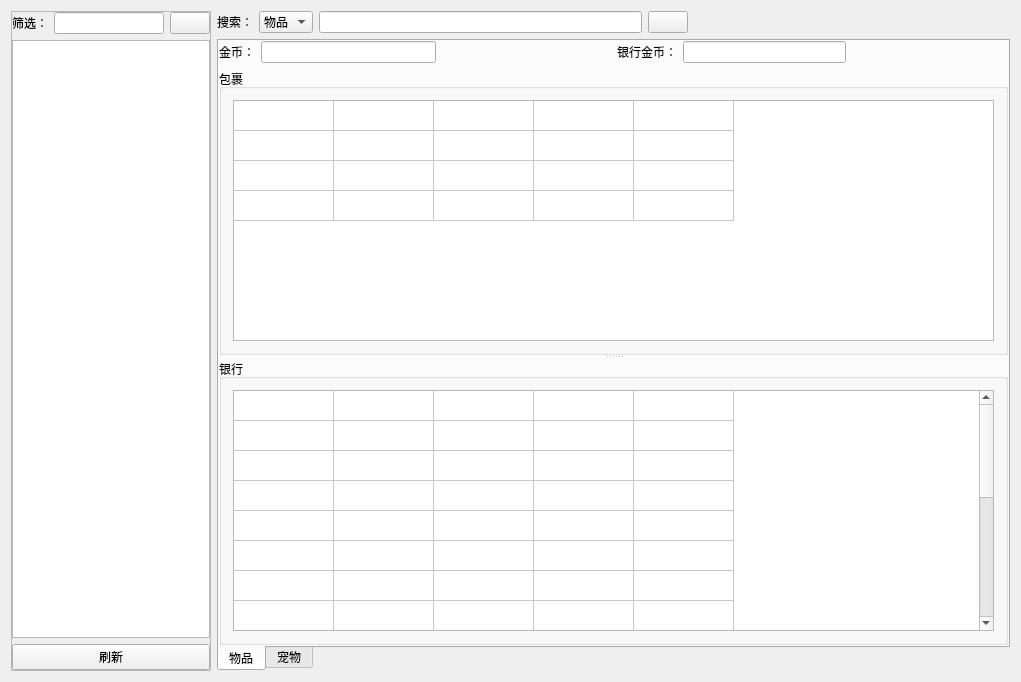
Qt form MLAssistTool/GamePlayerDataWgt.ui (HBACC0005240/MLAssist) before a commit.
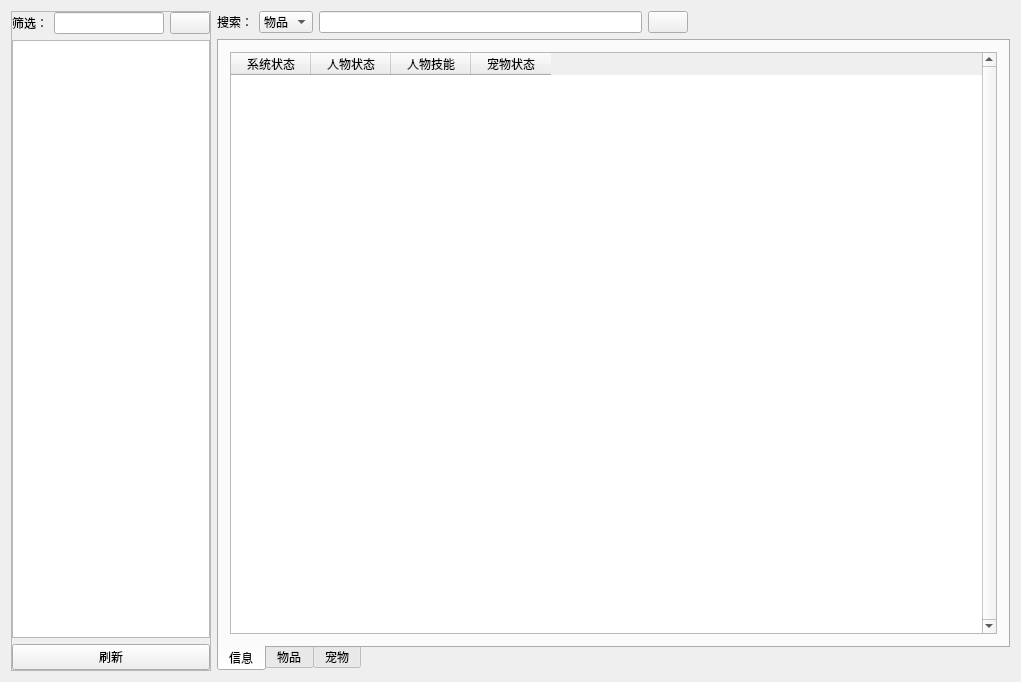
The same form after that commit. Icons and pictures are not drawn.

Commit message: 增加显示人物信息界面 技能和物品增加比对判断

```diff
--- a/MLAssistTool/GamePlayerDataWgt.ui
+++ b/MLAssistTool/GamePlayerDataWgt.ui
@@ -176,6 +176,71 @@
        <property name="currentIndex">
         <number>0</number>
        </property>
+       <widget class="QWidget" name="tab_3">
+        <attribute name="title">
+         <string>信息</string>
+        </attribute>
+        <layout class="QVBoxLayout" name="verticalLayout_11">
+         <item>
+          <widget class="QTableWidget" name="tableWidget">
+           <property name="font">
+            <font>
+             <pointsize>9</pointsize>
+             <weight>50</weight>
+             <bold>false</bold>
+            </font>
+           </property>
+           <property name="verticalScrollBarPolicy">
+            <enum>Qt::ScrollBarAlwaysOn</enum>
+           </property>
+           <property name="horizontalScrollBarPolicy">
+            <enum>Qt::ScrollBarAlwaysOff</enum>
+           </property>
+           <attribute name="horizontalHeaderMinimumSectionSize">
+            <number>25</number>
+           </attribute>
+           <attribute name="horizontalHeaderDefaultSectionSize">
+            <number>80</number>
+           </attribute>
+           <attribute name="horizontalHeaderHighlightSections">
+            <bool>false</bool>
+           </attribute>
+           <attribute name="verticalHeaderMinimumSectionSize">
+            <number>17</number>
+           </attribute>
+           <attribute name="verticalHeaderDefaultSectionSize">
+            <number>17</number>
+           </attribute>
+           <attribute name="verticalHeaderHighlightSections">
+            <bool>false</bool>
+           </attribute>
+           <attribute name="verticalHeaderStretchLastSection">
+            <bool>false</bool>
+           </attribute>
+           <column>
+            <property name="text">
+             <string>系统状态</string>
+            </property>
+           </column>
+           <column>
+            <property name="text">
+             <string>人物状态</string>
+            </property>
+           </column>
+           <column>
+            <property name="text">
+             <string>人物技能</string>
+            </property>
+           </column>
+           <column>
+            <property name="text">
+             <string>宠物状态</string>
+            </property>
+           </column>
+          </widget>
+         </item>
+        </layout>
+       </widget>
        <widget class="QWidget" name="tab">
         <attribute name="title">
          <string>物品</string>
```
The commit also changes 7 other files.
